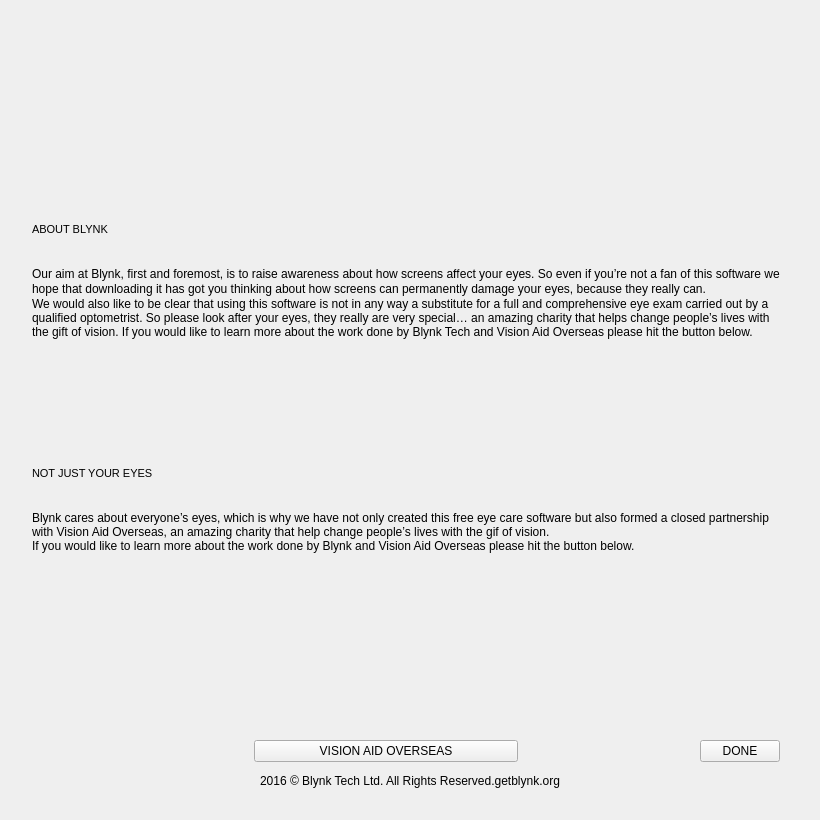
Above: blynk/aboutwindow.ui from flegall2014/Blynk before the change. Below: the same form after it.
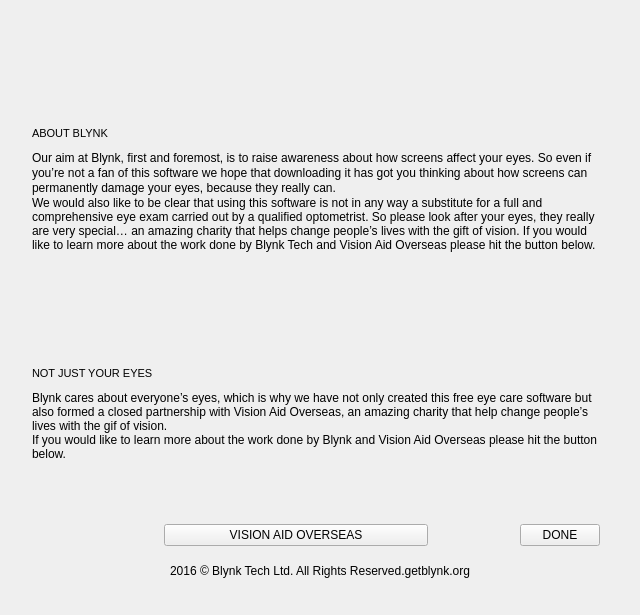
That is the form after the change. Icons and pictures are not drawn. Custom widgets are drawn as their Qt base class.

```diff
--- a/blynk/aboutwindow.ui
+++ b/blynk/aboutwindow.ui
@@ -6,20 +6,20 @@
    <rect>
     <x>0</x>
     <y>0</y>
-    <width>820</width>
-    <height>820</height>
+    <width>640</width>
+    <height>615</height>
    </rect>
   </property>
   <property name="minimumSize">
    <size>
-    <width>640</width>
-    <height>640</height>
+    <width>615</width>
+    <height>615</height>
    </size>
   </property>
   <property name="maximumSize">
    <size>
-    <width>820</width>
-    <height>820</height>
+    <width>768</width>
+    <height>726</height>
    </size>
   </property>
   <property name="windowTitle">
@@ -30,7 +30,7 @@
     <number>32</number>
    </property>
    <property name="topMargin">
-    <number>64</number>
+    <number>40</number>
    </property>
    <property name="rightMargin">
     <number>32</number>
@@ -41,7 +41,79 @@
    <property name="horizontalSpacing">
     <number>32</number>
    </property>
-   <item row="1" column="0">
+   <item row="5" column="0">
+    <spacer name="verticalSpacer">
+     <property name="orientation">
+      <enum>Qt::Vertical</enum>
+     </property>
+     <property name="sizeType">
+      <enum>QSizePolicy::Fixed</enum>
+     </property>
+     <property name="sizeHint" stdset="0">
+      <size>
+       <width>20</width>
+       <height>20</height>
+      </size>
+     </property>
+    </spacer>
+   </item>
+   <item row="6" column="0">
+    <widget class="QLabel" name="wNotJustYourEyesLabel">
+     <property name="minimumSize">
+      <size>
+       <width>0</width>
+       <height>24</height>
+      </size>
+     </property>
+     <property name="maximumSize">
+      <size>
+       <width>16777215</width>
+       <height>24</height>
+      </size>
+     </property>
+     <property name="font">
+      <font>
+       <family>MS Shell Dlg 2</family>
+       <pointsize>8</pointsize>
+       <weight>50</weight>
+       <bold>false</bold>
+      </font>
+     </property>
+     <property name="text">
+      <string>NOT JUST YOUR EYES</string>
+     </property>
+     <property name="margin">
+      <number>20</number>
+     </property>
+    </widget>
+   </item>
+   <item row="11" column="0">
+    <widget class="QWidget" name="wSeparator1" native="true">
+     <property name="maximumSize">
+      <size>
+       <width>16777215</width>
+       <height>1</height>
+      </size>
+     </property>
+    </widget>
+   </item>
+   <item row="8" column="0">
+    <widget class="QWidget" name="wSeparator2" native="true">
+     <property name="minimumSize">
+      <size>
+       <width>0</width>
+       <height>1</height>
+      </size>
+     </property>
+     <property name="maximumSize">
+      <size>
+       <width>16777215</width>
+       <height>1</height>
+      </size>
+     </property>
+    </widget>
+   </item>
+   <item row="2" column="0">
     <widget class="QWidget" name="wSeparator3" native="true">
      <property name="minimumSize">
       <size>
@@ -58,32 +130,6 @@
     </widget>
    </item>
    <item row="7" column="0">
-    <widget class="QWidget" name="wSeparator2" native="true">
-     <property name="minimumSize">
-      <size>
-       <width>0</width>
-       <height>1</height>
-      </size>
-     </property>
-     <property name="maximumSize">
-      <size>
-       <width>16777215</width>
-       <height>1</height>
-      </size>
-     </property>
-    </widget>
-   </item>
-   <item row="10" column="0">
-    <widget class="QWidget" name="wSeparator1" native="true">
-     <property name="maximumSize">
-      <size>
-       <width>16777215</width>
-       <height>1</height>
-      </size>
-     </property>
-    </widget>
-   </item>
-   <item row="5" column="0">
     <widget class="QLabel" name="wNotJustYourEyesText">
      <property name="sizePolicy">
       <sizepolicy hsizetype="Preferred" vsizetype="Fixed">
@@ -94,13 +140,13 @@
      <property name="minimumSize">
       <size>
        <width>0</width>
-       <height>116</height>
+       <height>120</height>
       </size>
      </property>
      <property name="maximumSize">
       <size>
        <width>16777215</width>
-       <height>116</height>
+       <height>120</height>
       </size>
      </property>
      <property name="text">
@@ -119,7 +165,7 @@
      </property>
     </widget>
    </item>
-   <item row="9" column="0">
+   <item row="10" column="0">
     <layout class="QHBoxLayout" name="horizontalLayout">
      <item>
       <widget class="QPushButton" name="wFaceBookButton">
@@ -223,67 +269,7 @@
      </item>
     </layout>
    </item>
-   <item row="2" column="0">
-    <widget class="QLabel" name="wAboutBlynkLabel">
-     <property name="minimumSize">
-      <size>
-       <width>0</width>
-       <height>64</height>
-      </size>
-     </property>
-     <property name="maximumSize">
-      <size>
-       <width>16777215</width>
-       <height>64</height>
-      </size>
-     </property>
-     <property name="font">
-      <font>
-       <family>MS Shell Dlg 2</family>
-       <pointsize>8</pointsize>
-       <weight>50</weight>
-       <bold>false</bold>
-      </font>
-     </property>
-     <property name="text">
-      <string>ABOUT BLYNK</string>
-     </property>
-     <property name="margin">
-      <number>20</number>
-     </property>
-    </widget>
-   </item>
    <item row="4" column="0">
-    <widget class="QLabel" name="wNotJustYourEyesLabel">
-     <property name="minimumSize">
-      <size>
-       <width>0</width>
-       <height>64</height>
-      </size>
-     </property>
-     <property name="maximumSize">
-      <size>
-       <width>16777215</width>
-       <height>64</height>
-      </size>
-     </property>
-     <property name="font">
-      <font>
-       <family>MS Shell Dlg 2</family>
-       <pointsize>8</pointsize>
-       <weight>50</weight>
-       <bold>false</bold>
-      </font>
-     </property>
-     <property name="text">
-      <string>NOT JUST YOUR EYES</string>
-     </property>
-     <property name="margin">
-      <number>20</number>
-     </property>
-    </widget>
-   </item>
-   <item row="3" column="0">
     <widget class="QLabel" name="wAboutBlynkText">
      <property name="sizePolicy">
       <sizepolicy hsizetype="Preferred" vsizetype="Expanding">
@@ -294,13 +280,13 @@
      <property name="minimumSize">
       <size>
        <width>0</width>
-       <height>168</height>
+       <height>184</height>
       </size>
      </property>
      <property name="maximumSize">
       <size>
        <width>16777215</width>
-       <height>168</height>
+       <height>184</height>
       </size>
      </property>
      <property name="text">
@@ -319,7 +305,7 @@
      </property>
     </widget>
    </item>
-   <item row="11" column="0">
+   <item row="12" column="0">
     <widget class="QLabel" name="wCopyRightLabel">
      <property name="text">
       <string>2016 © Blynk Tech Ltd. All Rights Reserved.getblynk.org</string>
@@ -329,6 +315,39 @@
      </property>
     </widget>
    </item>
+   <item row="3" column="0">
+    <widget class="QLabel" name="wAboutBlynkLabel">
+     <property name="minimumSize">
+      <size>
+       <width>0</width>
+       <height>24</height>
+      </size>
+     </property>
+     <property name="maximumSize">
+      <size>
+       <width>16777215</width>
+       <height>24</height>
+      </size>
+     </property>
+     <property name="font">
+      <font>
+       <family>MS Shell Dlg 2</family>
+       <pointsize>8</pointsize>
+       <weight>50</weight>
+       <bold>false</bold>
+      </font>
+     </property>
+     <property name="styleSheet">
+      <string notr="true">padding: 0px</string>
+     </property>
+     <property name="text">
+      <string>ABOUT BLYNK</string>
+     </property>
+     <property name="margin">
+      <number>20</number>
+     </property>
+    </widget>
+   </item>
    <item row="0" column="0">
     <layout class="QVBoxLayout" name="verticalLayout_9">
      <item>
@@ -337,14 +356,14 @@
         <widget class="ImageWidget" name="wLogoArea" native="true">
          <property name="minimumSize">
           <size>
-           <width>700</width>
-           <height>120</height>
+           <width>0</width>
+           <height>48</height>
           </size>
          </property>
          <property name="maximumSize">
           <size>
-           <width>700</width>
-           <height>120</height>
+           <width>16777215</width>
+           <height>48</height>
           </size>
          </property>
          <property name="styleSheet">
@@ -356,18 +375,18 @@
      </item>
     </layout>
    </item>
-   <item row="6" column="0">
-    <spacer name="verticalSpacer">
+   <item row="1" column="0">
+    <spacer name="verticalSpacer_2">
      <property name="orientation">
       <enum>Qt::Vertical</enum>
      </property>
      <property name="sizeType">
-      <enum>QSizePolicy::Expanding</enum>
+      <enum>QSizePolicy::Fixed</enum>
      </property>
      <property name="sizeHint" stdset="0">
       <size>
        <width>20</width>
-       <height>32</height>
+       <height>20</height>
       </size>
      </property>
     </spacer>
```
Left out of the diff: 2 changed lines with no effect on the pictures.
